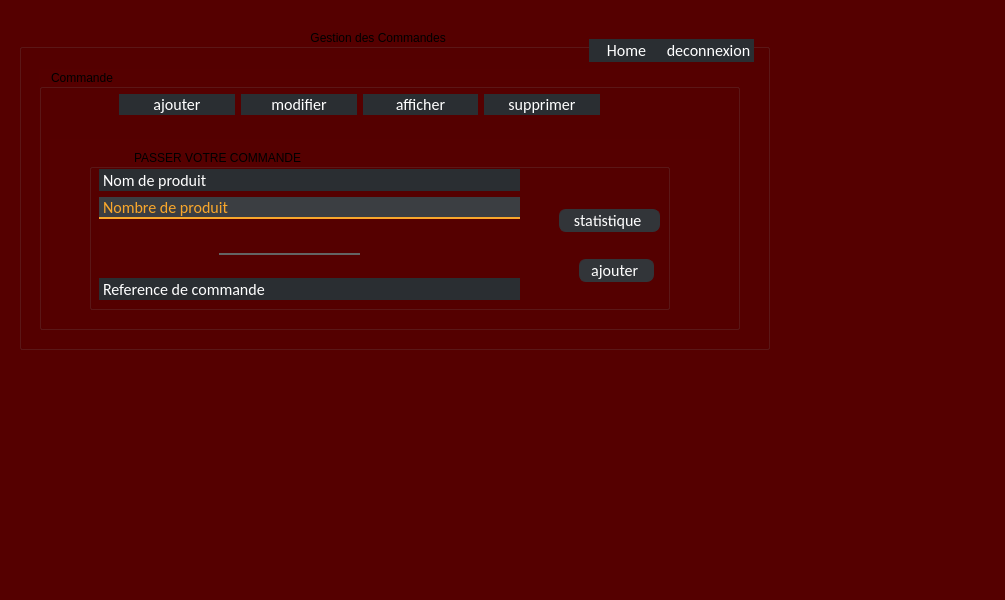
Before: the Qt Designer form mainwindow.ui in hanenjabnoun-Esprit-2019/Smart_Pastry_Shop_2A25, drawn with Qt 5.
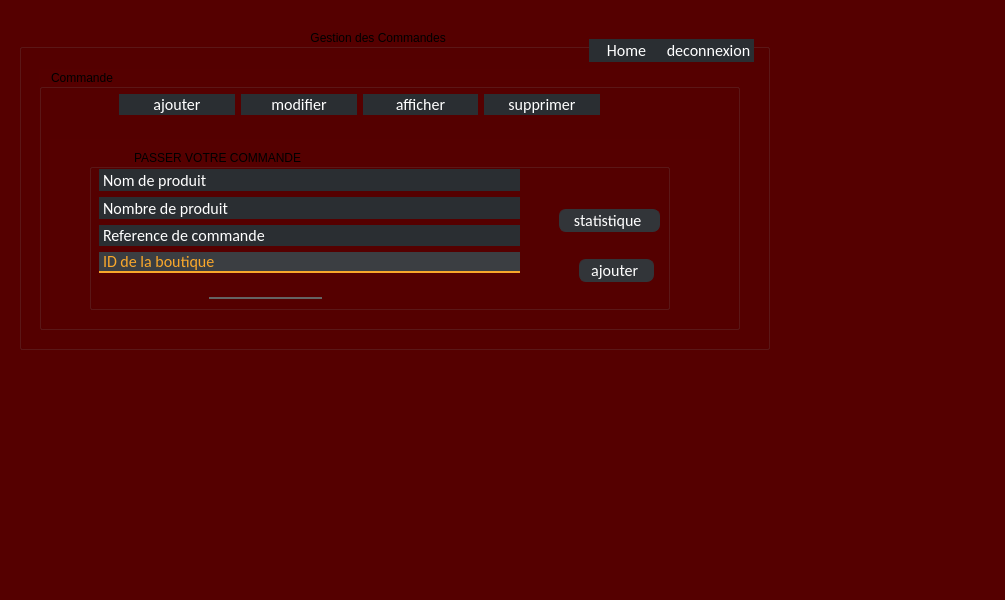
After: the same form once the commit is applied. The open tabs and pages were chosen to show the change.

Diff of the .ui file:
```diff
--- a/mainwindow.ui
+++ b/mainwindow.ui
@@ -425,7 +425,7 @@
 </string>
              </property>
              <property name="currentIndex">
-              <number>1</number>
+              <number>3</number>
              </property>
              <widget class="QWidget" name="page_12">
               <property name="geometry">
@@ -462,8 +462,8 @@
                <rect>
                 <x>0</x>
                 <y>0</y>
-                <width>421</width>
-                <height>50</height>
+                <width>100</width>
+                <height>30</height>
                </rect>
               </property>
               <attribute name="label">
@@ -473,7 +473,7 @@
                <property name="geometry">
                 <rect>
                  <x>120</x>
-                 <y>10</y>
+                 <y>0</y>
                  <width>141</width>
                  <height>20</height>
                 </rect>
@@ -517,6 +517,36 @@
                </property>
               </widget>
              </widget>
+             <widget class="QWidget" name="page_20">
+              <property name="geometry">
+               <rect>
+                <x>0</x>
+                <y>0</y>
+                <width>421</width>
+                <height>23</height>
+               </rect>
+              </property>
+              <attribute name="label">
+               <string>ID de la boutique </string>
+              </attribute>
+              <widget class="QLineEdit" name="lineEdit_7">
+               <property name="geometry">
+                <rect>
+                 <x>110</x>
+                 <y>0</y>
+                 <width>113</width>
+                 <height>20</height>
+                </rect>
+               </property>
+               <property name="styleSheet">
+                <string notr="true">border: 0px solid rgb(100, 100,100);; 
+border-bottom-width: 2px;
+border-radius: px;
+background-color: rgba(255, 255, 255, 0);
+color: rgb(255, 255, 255);</string>
+               </property>
+              </widget>
+             </widget>
             </widget>
            </widget>
           </widget>
```
Left out of the diff: 120 changed lines with no effect on the pictures.
